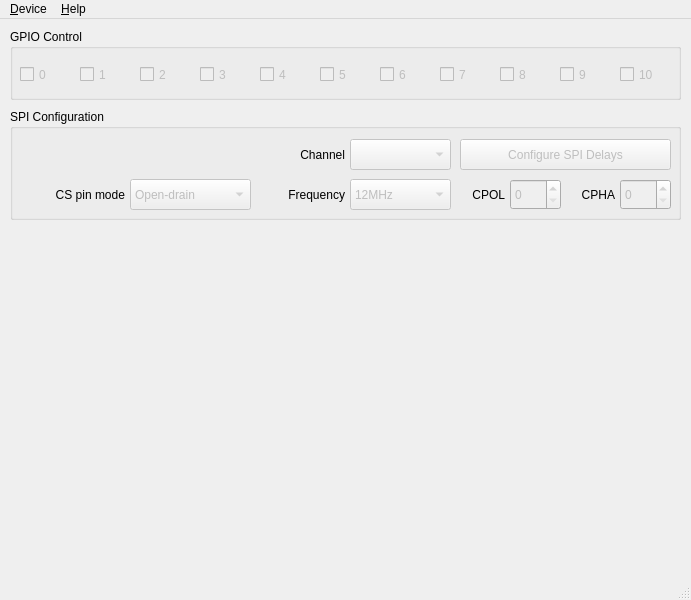
First picture: the form in src/devicewindow.ui, repository bloguetronica/cp2130-com, before the edit.
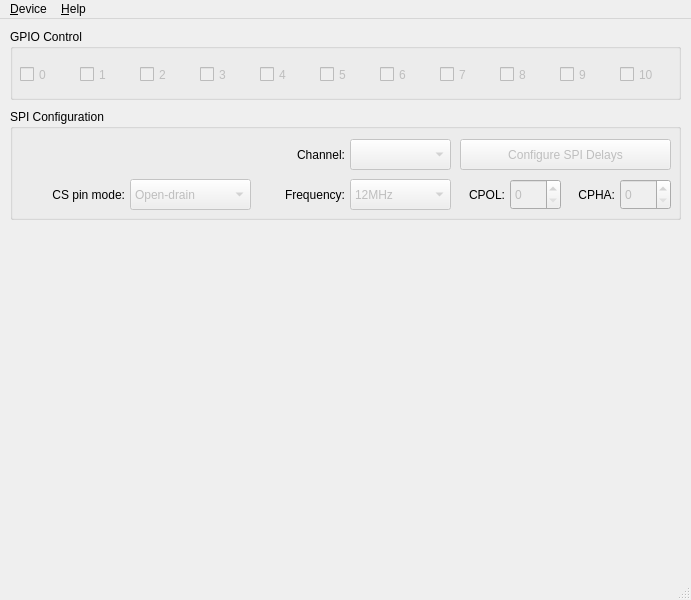
Second picture: the form after the edit. Icons and pictures are not drawn.

Patch:
```diff
--- a/src/devicewindow.ui
+++ b/src/devicewindow.ui
@@ -251,7 +251,7 @@
       </rect>
      </property>
      <property name="text">
-      <string>Channel</string>
+      <string>Channel:</string>
      </property>
      <property name="alignment">
       <set>Qt::AlignRight|Qt::AlignTrailing|Qt::AlignVCenter</set>
@@ -280,7 +280,7 @@
       </rect>
      </property>
      <property name="text">
-      <string>CS pin mode</string>
+      <string>CS pin mode:</string>
      </property>
      <property name="alignment">
       <set>Qt::AlignRight|Qt::AlignTrailing|Qt::AlignVCenter</set>
@@ -319,7 +319,7 @@
       </rect>
      </property>
      <property name="text">
-      <string>Frequency</string>
+      <string>Frequency:</string>
      </property>
      <property name="alignment">
       <set>Qt::AlignRight|Qt::AlignTrailing|Qt::AlignVCenter</set>
@@ -388,7 +388,7 @@
       </rect>
      </property>
      <property name="text">
-      <string>CPOL</string>
+      <string>CPOL:</string>
      </property>
      <property name="alignment">
       <set>Qt::AlignRight|Qt::AlignTrailing|Qt::AlignVCenter</set>
@@ -420,7 +420,7 @@
       </rect>
      </property>
      <property name="text">
-      <string>CPHA</string>
+      <string>CPHA:</string>
      </property>
      <property name="alignment">
       <set>Qt::AlignRight|Qt::AlignTrailing|Qt::AlignVCenter</set>
```
Left out of the diff: 12 changed lines with no effect on the pictures.
